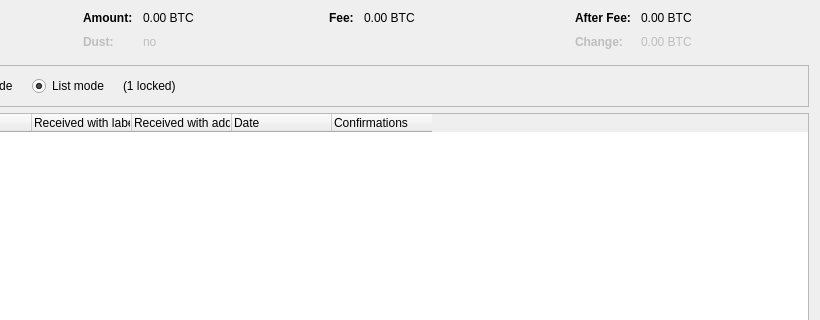
Ilankay/ilancoin, file src/qt/forms/coincontroldialog.ui: the form before one commit; both pictures show x 180 to 1000 and y 0 to 320 of the 1000 by 500 pixel window.
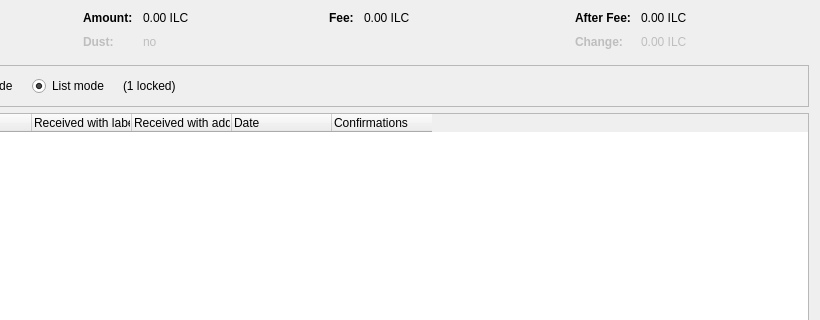
The form after the commit. Custom widgets are drawn as their Qt base class.

```diff
--- a/src/qt/forms/coincontroldialog.ui
+++ b/src/qt/forms/coincontroldialog.ui
@@ -132,7 +132,7 @@
           <enum>Qt::ActionsContextMenu</enum>
          </property>
          <property name="text">
-          <string notr="true">0.00 BTC</string>
+          <string notr="true">0.00 ILC</string>
          </property>
          <property name="textInteractionFlags">
           <set>Qt::LinksAccessibleByMouse|Qt::TextSelectableByKeyboard|Qt::TextSelectableByMouse</set>
@@ -212,7 +212,7 @@
           <enum>Qt::ActionsContextMenu</enum>
          </property>
          <property name="text">
-          <string notr="true">0.00 BTC</string>
+          <string notr="true">0.00 ILC</string>
          </property>
          <property name="textInteractionFlags">
           <set>Qt::LinksAccessibleByMouse|Qt::TextSelectableByKeyboard|Qt::TextSelectableByMouse</set>
@@ -257,7 +257,7 @@
           <enum>Qt::ActionsContextMenu</enum>
          </property>
          <property name="text">
-          <string notr="true">0.00 BTC</string>
+          <string notr="true">0.00 ILC</string>
          </property>
          <property name="textInteractionFlags">
           <set>Qt::LinksAccessibleByMouse|Qt::TextSelectableByKeyboard|Qt::TextSelectableByMouse</set>
@@ -292,7 +292,7 @@
           <enum>Qt::ActionsContextMenu</enum>
          </property>
          <property name="text">
-          <string notr="true">0.00 BTC</string>
+          <string notr="true">0.00 ILC</string>
          </property>
          <property name="textInteractionFlags">
           <set>Qt::LinksAccessibleByMouse|Qt::TextSelectableByKeyboard|Qt::TextSelectableByMouse</set>
```
